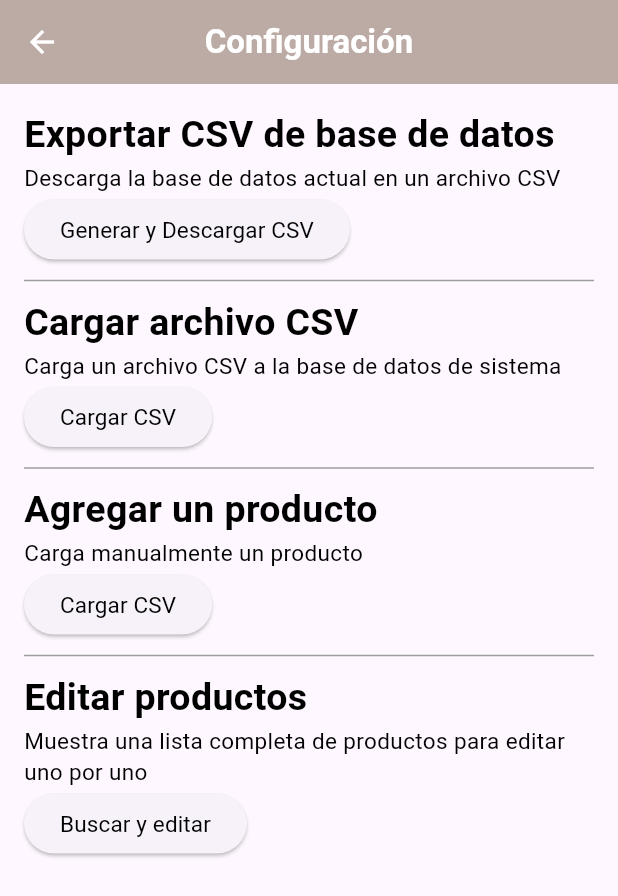
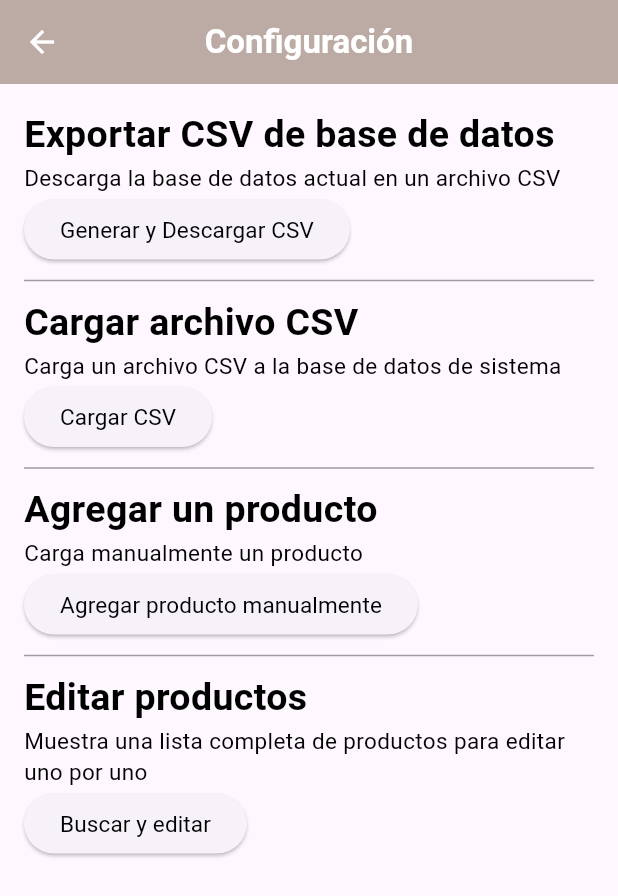
Before and after one commit to MarcoMonsivais/INVI, a Flutter app: the SettingsPage screen opened by its route, after a tap on "Cargar CSV", on a phone screen of 412 x 824 dp. Shown: the top 896 px of the screen. Run offline on Flutter 3.47's test engine with Material 3 defaults, Android fonts, the phone set to English and light mode, and no system bars; our stand-ins replace cloud_firestore, csv, file_picker, firebase_auth, firebase_core, go_router and 2 more; missing offline and left inert: dart:html, excel; accounts and stored records are empty.

Commit message:
cargar csv fixed

```diff
--- a/lib/settings/settings_page.dart
+++ b/lib/settings/settings_page.dart
@@ -72,6 +72,7 @@ class _SettingsPageState extends State<SettingsPage> {
                 fontSize: 15
               ),),
             ),
+
             const Divider(height: 20.0, color: Colors.grey),
             Text('Cargar archivo CSV', style: GoogleFonts.roboto(
               color: Colors.black,
@@ -92,6 +93,7 @@ class _SettingsPageState extends State<SettingsPage> {
                 fontSize: 15
               ),),
             ),
+
             const Divider(height: 20.0, color: Colors.grey),
             Text('Agregar un producto', style: GoogleFonts.roboto(
               color: Colors.black,
@@ -105,12 +107,13 @@ class _SettingsPageState extends State<SettingsPage> {
             ),),
             ElevatedButton(
               onPressed: () => const NewProductPage().goScreen(context),
-              child: Text('Cargar CSV', style: GoogleFonts.roboto(
+              child: Text('Agregar producto manualmente', style: GoogleFonts.roboto(
                 color: Colors.black,
                 fontWeight: FontWeight.normal,
                 fontSize: 15
               ),),
             ),
+
             const Divider(height: 20.0, color: Colors.grey),
             Text('Editar productos', style: GoogleFonts.roboto(
               color: Colors.black,
@@ -166,29 +169,65 @@ class _SettingsPageState extends State<SettingsPage> {
 
   readCSVAndConvertToJson() async {
 
+
     FilePickerResult? pickedFile = await FilePicker.platform.pickFiles(
       type: FileType.custom,
-      allowedExtensions: ['xlsx', 'csv'],
+      allowedExtensions: ['xlsx'],
       allowMultiple: false,
     );
 
     if (pickedFile != null) {
+
+      int progress = 0;
+
+      ProgressDialog pd = ProgressDialog(context: context);
+
+      pd.show(
+        hideValue: true,
+        max: 20,
+        msg: 'Generando archivo...',
+        progressBgColor: Colors.transparent,
+      );
+
+      try{
+
+        progress = progress + 10;
+        pd.update(value: progress, msg: 'Leyendo archivo...');
+        await Future.delayed(const Duration(milliseconds: 500));
+
         List<int> bytes = pickedFile.files.single.bytes as List<int>;
         var excel = Excel.decodeBytes(bytes);
+
+        String id = '';
+        try{
+          id = FirebaseAuth.instance.currentUser!.uid;
+        } catch (onerr){
+          id = '';
+        }
+
+        progress = progress + 10;
+        pd.update(value: progress, msg: '${bytes.length} productos identificados...');
+        await Future.delayed(const Duration(milliseconds: 500));
+
         for (var table in excel.tables.keys) {
-
-        for (var row in excel.tables[table]!.rows) {
+          for (var row in excel.tables[table]!.rows.take(10)) {
 
             String key = '', description = '';
 
+            print(row.elementAt(0)!.value!.toString());
+            print(row.elementAt(1)!.value!.toString());
+            print(row.elementAt(2)!.value!.toString());
+            print(row.elementAt(3)!.value!.toString());
+            print(row.elementAt(4)!.value!.toString());
+
             try{
-            key = row.elementAt(0)!.value!;
+              key = row.elementAt(0)!.value!.toString();
             }catch(onerr){
               print('ERROR ON key: ${onerr.toString()}');
             }
 
             try{
-            description = row.elementAt(1)!.value!;
+              description = row.elementAt(1)!.value!.toString();
             } catch(onerr){
               print('ERROR ON description: ${onerr.toString()}');
             }
@@ -196,49 +235,63 @@ class _SettingsPageState extends State<SettingsPage> {
             String price = '', exist = '', total = '';
 
             try{
-            price = row.elementAt(2)!.value!;
+              price = row.elementAt(2)!.value!.toString();
             } catch(onerr){
               print('ERROR ON price: ${onerr.toString()}');
             }
 
             try{
-            exist = row.elementAt(3)!.value!;
+              exist = row.elementAt(3)!.value!.toString();
             } catch(onerr){
               print('ERROR ON exist: ${onerr.toString()}');
             }
 
             try{
-            total = row.elementAt(4)!.value!;
+              total = row.elementAt(4)!.value!.toString();
             } catch(onerr){
               print('ERROR ON total: ${onerr.toString()}');
             }
 
             try {
-            await FirebaseFirestore.instance.collection('/app/conf/prod').add({
+              await FirebaseFirestore.instance.collection('/app/conf/producs').add({
                 'author': {
                   'dateCreated': DateTime.now(),
                   'name': 'Marco Monsivais',
-                'id': FirebaseAuth.instance.currentUser!.uid,
+                  'id': id,
                 },
                 'description': description,
                 'key': key,
                 'image': '',
                 'lastEdit': DateTime.now(),
-              'price': int.parse(price.replaceAll(RegExp(r'\$'), '')),
-              'qnty': int.parse(exist.replaceAll(RegExp(r'\$'), '')),
-              'total': int.parse(total.replaceAll(RegExp(r'\$'), '')),
+                'price': price,
+                'qnty': exist,
+                'total': total,
               });
+
+              ScaffoldMessenger.of(context).showSnackBar(
+                const SnackBar(content: Text('El archivo fue cargado correctamente. Consulta el inicio dentro de unos minutos')));
+
             } catch(onerr){
               print('ERROR ON INSERT');
             }
+          }
+        }
+
+      } catch(e){
+
+        print(e);
+
+        progress = progress + 10;
+        pd.update(value: progress, msg: 'Casi listo...');
+        await Future.delayed(const Duration(milliseconds: 500));
+
+        ScaffoldMessenger.of(context).showSnackBar(
+          SnackBar(content: Text('Error al leer el archivo CSV: ${e.toString()}')));
 
       }
 
     }
 
-      print('CATALOGO TERMINADO');
-
-    }
   }
 
   readCSVAndConvertToJson2() async {
@@ -261,11 +314,6 @@ class _SettingsPageState extends State<SettingsPage> {
 
       await input.onChange.first;
       final file = input.files?.first;
-      if (file == null) {
-        ScaffoldMessenger.of(context).showSnackBar(
-          const SnackBar(content: Text('No se seleccionó ningún archivo')),
-        );
-      }
 
       progress = progress + 10;
       pd.update(value: progress, msg: 'Leyendo archivo...');
@@ -275,30 +323,36 @@ class _SettingsPageState extends State<SettingsPage> {
       reader.readAsText(file!);
       await reader.onLoad.first;
 
+      print(0);
       final csvString = reader.result as String;
-
+      print(1);
+      print('csvString: $csvString');
+      List<List<dynamic>> rowsAsListOfValues = [[]];
+      try{
+       rowsAsListOfValues = const CsvToListConverter().convert(csvString);
+      } catch(onerr){
+        print('ERRNO: ${onerr.toString()}');
+      }
+      print(2);
+      print('ROW: ${rowsAsListOfValues.first.first.toString()}');
       progress = progress + 10;
       pd.update(value: progress, msg: 'Generando datos...');
       await Future.delayed(const Duration(milliseconds: 500));
 
-      List<List<dynamic>> rowsAsListOfValues = const CsvToListConverter().convert(csvString);
-
-      if (rowsAsListOfValues.isEmpty) {
-        print('El archivo CSV está vacío');
-      }
-
       await FirebaseFirestore.instance.collection('prod').add({
         'rowsAsListOfValues': rowsAsListOfValues
       });
+      print(3);
       List<String> headers = List<String>.from(rowsAsListOfValues[0]);
       List<Map<String, dynamic>> jsonList = [];
-
+      print(4);
       progress = progress + 10;
       pd.update(value: progress, msg: 'Identificando datos...');
       await Future.delayed(const Duration(milliseconds: 500));
 
       Map<String, dynamic> rowMap = {};
       for (int i = 1; i < rowsAsListOfValues.length; i++) {
+        print(5);
         for (int j = 0; j < headers.length; j++) {
           rowMap[headers[j]] = rowsAsListOfValues[i][j];
         }
@@ -308,7 +362,7 @@ class _SettingsPageState extends State<SettingsPage> {
       progress = progress + 10;
       pd.update(value: progress, msg: '${rowMap.length} productos identificados...');
       await Future.delayed(const Duration(milliseconds: 500));
-
+      print(6);
       await FirebaseFirestore.instance.collection('prod').add({
         'test': rowMap
       });
```
Also changed, not shown: pubspec.lock. Lines whose indentation alone changed are shown as unchanged.
